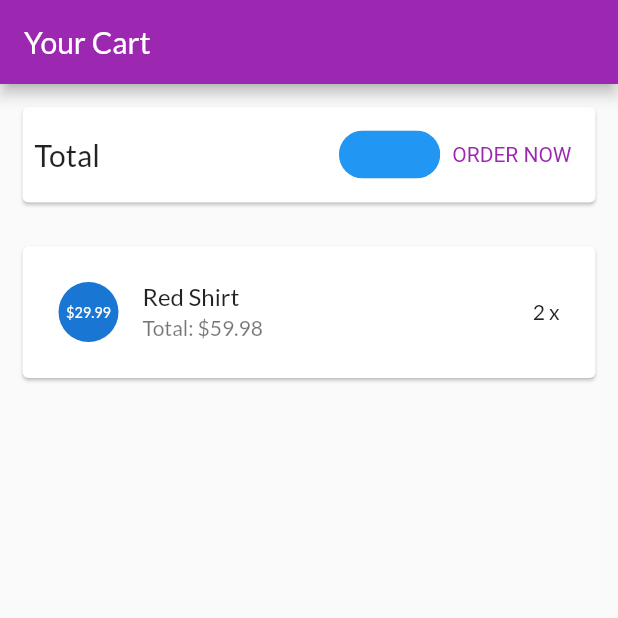
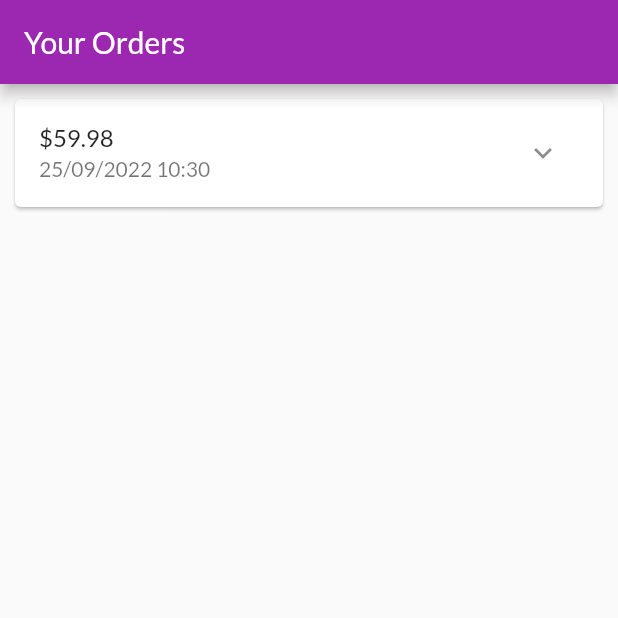
Before and after one commit to NgoHoangNamB1900243/Ung-dung-di-dong, a Flutter app: the screen it shows after launch, on a phone screen of 412 x 824 dp, the top half of it. Run offline on Flutter 3.47's test engine with Material 2 defaults, Android fonts, the phone set to English and light mode, and no system bars.

Commit message:
Xay dung cac dat hang

```diff
--- a/lib/main.dart
+++ b/lib/main.dart
@@ -4,6 +4,7 @@ import 'ui/products/product_detail_screen.dart';
 import 'ui/products/product_overview_screen.dart';
 import 'ui/products/user_products_screen.dart';
 import 'ui/cart/cart_screen.dart';
+import 'ui/orders/orders_screen.dart';
 
 void main() {
   runApp(const MyApp());
@@ -26,7 +27,7 @@ class MyApp extends StatelessWidget {
         ),
       ),
       home: const SafeArea(
-        child: CartScreen(),
+        child: OrdersScreen(),
       ),
     );
   }
--- /dev/null
+++ b/lib/models/order_item.dart
@@ -0,0 +1,33 @@
+import 'cart_item.dart';
+
+class OrderItem {
+  final String? id;
+  final double amount;
+  final List<CartItem> products;
+  final DateTime dateTime;
+
+  int get productCount {
+    return products.length;
+  }
+
+  OrderItem({
+    this.id,
+    required this.amount,
+    required this.products,
+    DateTime? dateTime,
+  }) : dateTime = dateTime ?? DateTime.now();
+
+  OrderItem copyWith({
+    String? id,
+    double? amount,
+    List<CartItem>? products,
+    DateTime? dateTime,
+  }) {
+    return OrderItem(
+      id: id ?? this.id,
+      amount: amount ?? this.amount,
+      products: products ?? this.products,
+      dateTime: dateTime ?? this.dateTime,
+    );
+  }
+}
--- /dev/null
+++ b/lib/ui/orders/order_item_card.dart
@@ -0,0 +1,80 @@
+import 'dart:math';
+import 'package:flutter/material.dart';
+import 'package:intl/intl.dart';
+
+import '../../models/order_item.dart';
+
+class OrderItemCard extends StatefulWidget {
+  final OrderItem order;
+
+  const OrderItemCard(this.order, {super.key});
+
+  @override
+  State<OrderItemCard> createState() => _OrderItemCardState();
+}
+
+class _OrderItemCardState extends State<OrderItemCard> {
+  var _expanded = false;
+
+  @override
+  Widget build(BuildContext context) {
+    return Card(
+      margin: const EdgeInsets.all(10),
+      child: Column(
+        children: <Widget>[
+          buildOrderSummary(),
+          if (_expanded) buildOrderDetails()
+        ],
+      ),
+    );
+  }
+
+  Widget buildOrderDetails() {
+    return Container(
+      padding: const EdgeInsets.symmetric(horizontal: 15, vertical: 4),
+      height: min(widget.order.productCount * 20.0 + 10, 100),
+      child: ListView(
+        children: widget.order.products
+            .map(
+              (prod) => Row(
+                mainAxisAlignment: MainAxisAlignment.spaceBetween,
+                children: <Widget>[
+                  Text(
+                    prod.title,
+                    style: const TextStyle(
+                      fontSize: 18,
+                      fontWeight: FontWeight.bold,
+                    ),
+                  ),
+                  Text(
+                    '${prod.quantity}x \$${prod.price}',
+                    style: const TextStyle(
+                      fontSize: 18,
+                      color: Colors.grey,
+                    ),
+                  )
+                ],
+              ),
+            )
+            .toList(),
+      ),
+    );
+  }
+
+  Widget buildOrderSummary() {
+    return ListTile(
+      title: Text('\$${widget.order.amount}'),
+      subtitle: Text(
+        DateFormat('dd/MM/yyyy hh:mm').format(widget.order.dateTime),
+      ),
+      trailing: IconButton(
+        icon: Icon(_expanded ? Icons.expand_less : Icons.expand_more),
+        onPressed: () {
+          setState(() {
+            _expanded = !_expanded;
+          });
+        },
+      ),
+    );
+  }
+}
--- /dev/null
+++ b/lib/ui/orders/order_manager.dart
@@ -0,0 +1,25 @@
+import 'package:flutter/cupertino.dart';
+
+import '../../models/cart_item.dart';
+import '../../models/order_item.dart';
+
+class OrdersManager with ChangeNotifier {
+  final List<OrderItem> _orders = [
+    OrderItem(
+      id: 'o1',
+      amount: 59.98,
+      products: [
+        CartItem(id: 'c1', title: 'Red Shirt', quantity: 2, price: 29.99)
+      ],
+      dateTime: DateTime.now(),
+    )
+  ];
+
+  int get orderCount {
+    return _orders.length;
+  }
+
+  List<OrderItem> get order {
+    return [..._orders];
+  }
+}
--- /dev/null
+++ b/lib/ui/orders/orders_screen.dart
@@ -0,0 +1,23 @@
+import 'package:flutter/material.dart';
+
+import 'order_manager.dart';
+import 'order_item_card.dart';
+
+class OrdersScreen extends StatelessWidget {
+  const OrdersScreen({super.key});
+
+  @override
+  Widget build(BuildContext context) {
+    print('building orders');
+    final ordersManager = OrdersManager();
+    return Scaffold(
+      appBar: AppBar(
+        title: const Text('Your Orders'),
+      ),
+      body: ListView.builder(
+        itemCount: ordersManager.orderCount,
+        itemBuilder: (ctx, i) => OrderItemCard(ordersManager.order[i]),
+      ),
+    );
+  }
+}
--- a/pubspec.yaml
+++ b/pubspec.yaml
@@ -24,6 +24,7 @@ dependencies:
 dev_dependencies:
   flutter_test:
     sdk: flutter
+  intl: ^0.17.0
 
 
   flutter_lints: ^2.0.0
```
Also changed, not shown: pubspec.lock.
